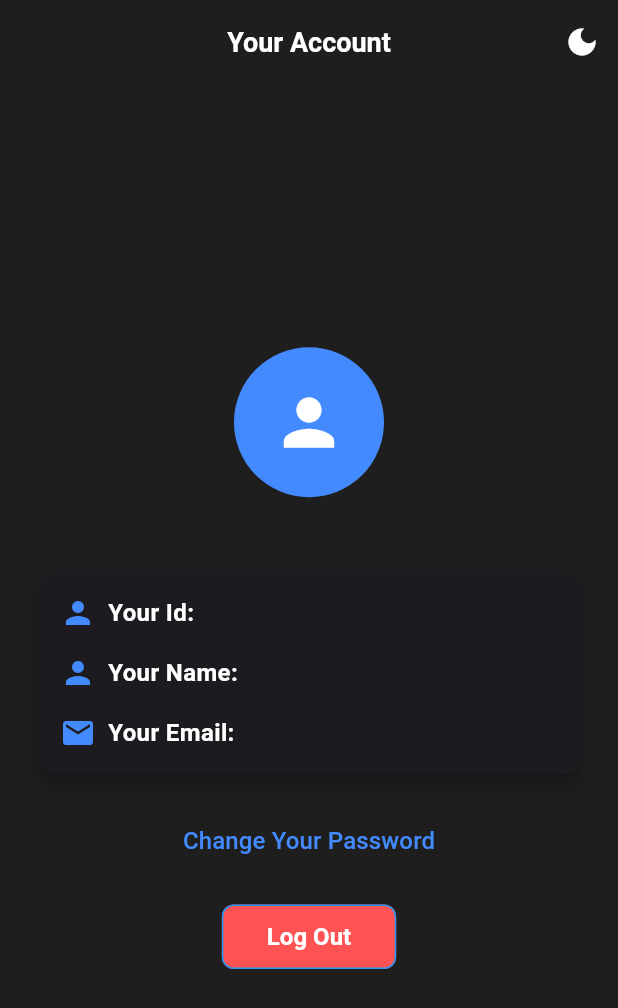
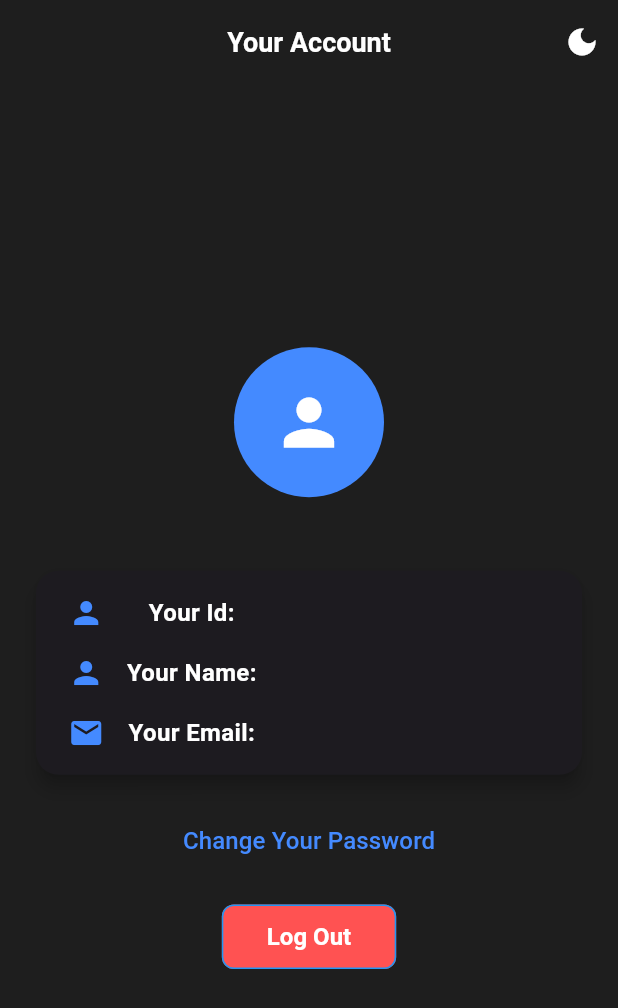
Before and after one commit to DamPhong1311/flutter_e-commerce_mobile_app, a Flutter app: the AccountPage screen opened directly, after a tap on the "light mode" icon, on a phone screen of 412 x 824 dp. Shown: the top 1008 px of the screen. Run offline on Flutter 3.47's test engine with Material 3 defaults, Android fonts, the phone set to English and light mode, and no system bars; our stand-ins replace carousel_slider, cloud_firestore, device_preview, file_picker, firebase_auth, firebase_core and 5 more; accounts and stored records are empty; Roboto replaces fonts that are missing (Poppins).

Commit message:
fix account

```diff
--- a/lib/pages/account/account.dart
+++ b/lib/pages/account/account.dart
@@ -44,7 +44,7 @@ class _AccountPageState extends State<AccountPage> {
             setState(() {
               name = userDoc.get('name') ?? "No Name";
               email = userEmail; // Email lấy từ FirebaseAuth
-              id = userDoc.get('id') ?? 'No Id';
+              id = userDoc.get('uid') ?? 'No Id';
             });
           }
         }
@@ -159,17 +159,26 @@ class _AccountPageState extends State<AccountPage> {
   Widget buildInfoRow(String label, String value, IconData icon) {
     return Row(
       children: [
-        Icon(icon, color: Colors.blueAccent),
+        Expanded(child: Icon(icon, color: Colors.blueAccent)),
+        Expanded(
+          flex: 3,
+          child: Center(
+            child: Text(label,
+                style: const TextStyle(fontSize: 16, fontWeight: FontWeight.bold)),
+          ),
+        ),
+
         KSizedBox.smallWidthSpace,
-        Text(label,
-            style: const TextStyle(fontSize: 16, fontWeight: FontWeight.bold)),
-        const Spacer(),
-        Text(
-          value,
-          style: const TextStyle(
-              fontSize: 16, fontWeight: FontWeight.w400),
-          overflow: TextOverflow.ellipsis,
-          maxLines: 1,
+        KSizedBox.smallWidthSpace,
+        Expanded(
+          flex: 5,
+          child: Text(
+            value,
+            style: const TextStyle(
+                fontSize: 16, fontWeight: FontWeight.w400),
+            overflow: TextOverflow.ellipsis,
+            maxLines: 1,
+          ),
         ),
       ],
     );
```
